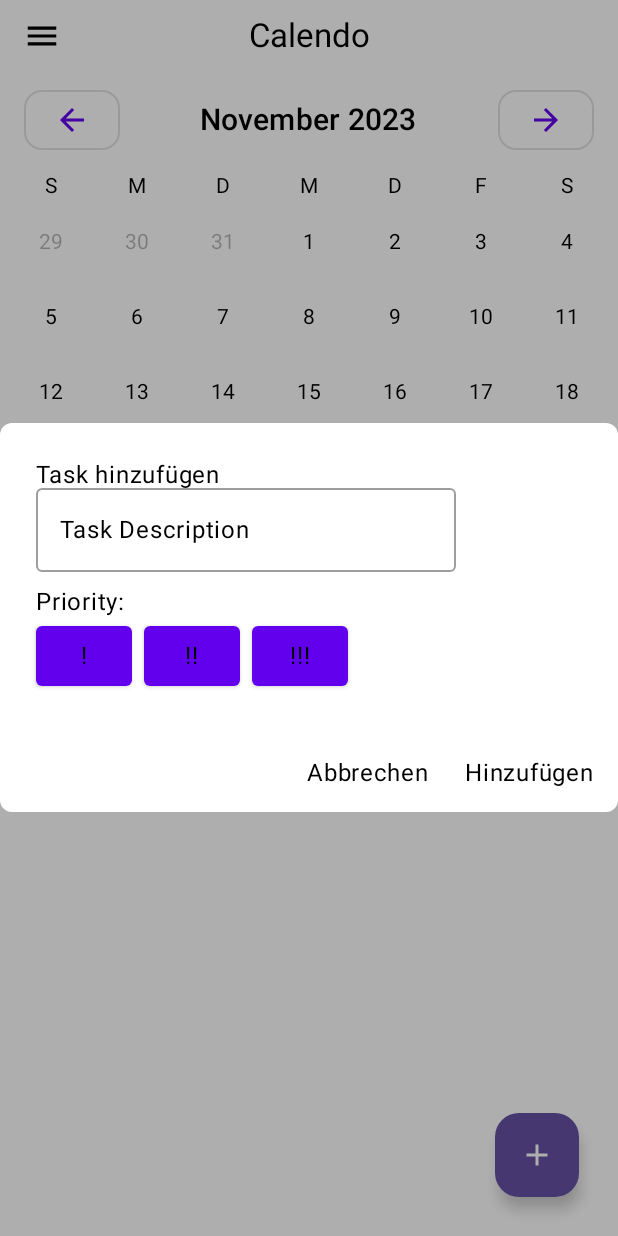
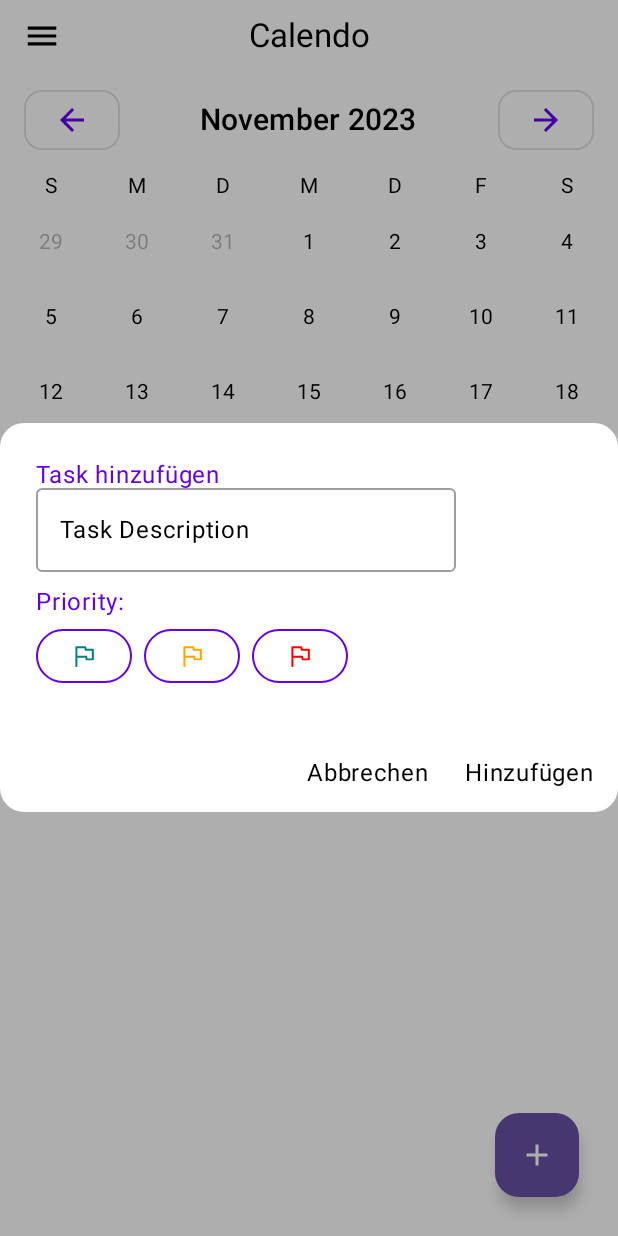
Before and after one commit to AeternumDev/App-Project-One, an Android app built with Jetpack Compose: the screen it shows after launch (MainActivity), after a tap on "Floating action button.", on a phone screen of 412 x 824 dp. Run offline under Robolectric (Android 15) with nearby library versions, the phone set to English and light mode, and no system bars; our stand-ins replace accompanist.

```diff
--- a/app/src/main/java/com/example/taskmaker/MainActivity.kt
+++ b/app/src/main/java/com/example/taskmaker/MainActivity.kt
@@ -8,6 +8,7 @@ import androidx.appcompat.app.AppCompatActivity
 import androidx.compose.animation.core.FastOutSlowInEasing
 import androidx.compose.animation.core.animateFloatAsState
 import androidx.compose.animation.core.tween
+import androidx.compose.foundation.BorderStroke
 import androidx.compose.foundation.clickable
 import androidx.compose.foundation.isSystemInDarkTheme
 import androidx.compose.foundation.layout.*
@@ -33,7 +34,13 @@ import androidx.compose.ui.Modifier
 import androidx.compose.ui.focus.FocusRequester
 import androidx.compose.ui.focus.focusRequester
 import androidx.compose.ui.graphics.Color
+import androidx.compose.ui.graphics.PathFillType
+import androidx.compose.ui.graphics.SolidColor
+import androidx.compose.ui.graphics.StrokeCap
+import androidx.compose.ui.graphics.StrokeJoin
 import androidx.compose.ui.graphics.graphicsLayer
+import androidx.compose.ui.graphics.vector.ImageVector
+import androidx.compose.ui.graphics.vector.path
 import androidx.compose.ui.platform.LocalSoftwareKeyboardController
 import androidx.compose.ui.text.font.FontWeight
 import androidx.compose.ui.tooling.preview.Preview
@@ -130,6 +137,13 @@ class MainActivity : AppCompatActivity() {
         val keyboardController = LocalSoftwareKeyboardController.current
         val focusRequester = remember { FocusRequester() }
 
+        val priorityColor = when (priority) {
+            2 -> Color.Yellow
+            3 -> Color(0xFFFFA500) // Orange
+            4 -> Color(0xFF800000) // Vine Red
+            else -> Color.Gray
+        }
+
         val prioritySymbol = when (priority) {
             2 -> "!"
             3 -> "!!"
@@ -144,7 +158,7 @@ class MainActivity : AppCompatActivity() {
                     onDismiss()
                 },
                 title = {
-                    Text(text = "Task hinzufügen")
+                    Text(text = "Task hinzufügen", color = Color(0xFF6200EE)) // Purple color
                 },
                 text = {
                     Column {
@@ -156,43 +170,53 @@ class MainActivity : AppCompatActivity() {
                             modifier = Modifier.focusRequester(focusRequester)
                         )
                         Spacer(modifier = Modifier.height(8.dp))
-                        Text("Priority:")
+                        Text("Priority:", color = Color(0xFF6200EE)) // Purple color
                         Row {
-                            PriorityButton(priorityLabel = "!", setPriority = { priority = 2 })
-                            PriorityButton(priorityLabel = "!!", setPriority = { priority = 3 })
-                            PriorityButton(priorityLabel = "!!!", setPriority = { priority = 4 })
+                            PriorityButton(
+                                priorityLevel = 2,
+                                currentPriority = priority
+                            ) { priority = 2 }
+                            PriorityButton(
+                                priorityLevel = 3,
+                                currentPriority = priority
+                            ) { priority = 3 }
+                            PriorityButton(
+                                priorityLevel = 4,
+                                currentPriority = priority
+                            ) { priority = 4 }
                         }
                     }
                 },
                 confirmButton = {
                     TextButton(
                         onClick = {
-                            // Concatenate the task description with the priority symbol
-                            val taskWithPriority =
-                                text + if (prioritySymbol.isNotEmpty()) " ($prioritySymbol)" else ""
+                            val taskWithPriority = text + if (priority > 1) " ($priority)" else ""
                             if (taskWithPriority.isNotBlank()) {
                                 onAdd(taskWithPriority)
                                 text = "" // Clear the text field after adding a task
                                 priority = 1 // Reset to default (normal priority)
                             }
                             keyboardController?.hide()
-                        }
+                        },
+                        colors = ButtonDefaults.textButtonColors(contentColor = Color(0xFF6200EE)) // Purple color
                     ) {
                         Text("Hinzufügen")
                     }
                 },
                 dismissButton = {
-                    TextButton(onClick = {
-                        keyboardController?.hide()
-                        onDismiss()
-                    }) {
+                    TextButton(
+                        onClick = {
+                            keyboardController?.hide()
+                            onDismiss()
+                        },
+                        colors = ButtonDefaults.textButtonColors(contentColor = Color(0xFF6200EE)) // Purple color
+                    ) {
                         Text("Abbrechen")
                     }
                 },
-                shape = RoundedCornerShape(8.dp)
+                shape = RoundedCornerShape(16.dp) // More rounded corners
             )
 
-            // Launch effect to request focus and show keyboard
             LaunchedEffect(Unit) {
                 focusRequester.requestFocus()
                 keyboardController?.show()
@@ -201,12 +225,94 @@ class MainActivity : AppCompatActivity() {
     }
 
     @Composable
-    fun PriorityButton(priorityLabel: String, setPriority: () -> Unit) {
-        Button(
+    fun PriorityButton(priorityLevel: Int, currentPriority: Int, setPriority: () -> Unit) {
+        val isSelected = currentPriority == priorityLevel
+        val flagColor = when (priorityLevel) {
+            2 -> Color(color = 0xFF008080)// For priority "!"
+            3 -> Color(0xFFFFA500) // For priority "!!"
+            4 -> Color.Red // For priority "!!!"
+            else -> Color.Gray // No priority or default
+        }
+
+        OutlinedButton(
             onClick = setPriority,
-            modifier = Modifier.padding(end = 8.dp)
+            modifier = Modifier.padding(end = 8.dp),
+            shape = RoundedCornerShape(50), // More rounded corners
+            colors = ButtonDefaults.outlinedButtonColors(
+                backgroundColor = if (isSelected) Color.LightGray else Color.White
+            ),
+            border = BorderStroke(1.dp, Color(0xFF6200EE)) // Purple border
         ) {
-            Text(priorityLabel)
+            if (priorityLevel > 1) { // Show flag only for priorities "!", "!!", and "!!!"
+                Icon(
+                    imageVector = rememberFlag(),
+                    contentDescription = "Priority Flag",
+                    tint = flagColor,
+                    modifier = Modifier.size(20.dp) // Smaller icon size
+                )
+            }
+        }
+    }
+
+    @Composable
+    fun rememberFlag(): ImageVector {
+        return remember {
+            ImageVector.Builder(
+                name = "flag",
+                defaultWidth = 40.0.dp,
+                defaultHeight = 40.0.dp,
+                viewportWidth = 40.0f,
+                viewportHeight = 40.0f
+            ).apply {
+                path(
+                    fill = SolidColor(Color.Black),
+                    fillAlpha = 1f,
+                    stroke = null,
+                    strokeAlpha = 1f,
+                    strokeLineWidth = 1.0f,
+                    strokeLineCap = StrokeCap.Butt,
+                    strokeLineJoin = StrokeJoin.Miter,
+                    strokeLineMiter = 1f,
+                    pathFillType = PathFillType.NonZero
+                ) {
+                    moveTo(9.875f, 34.792f)
+                    quadToRelative(-0.542f, 0f, -0.937f, -0.375f)
+                    quadToRelative(-0.396f, -0.375f, -0.396f, -0.917f)
+                    verticalLineTo(8.208f)
+                    quadToRelative(0f, -0.541f, 0.375f, -0.916f)
+                    reflectiveQuadToRelative(0.958f, -0.375f)
+                    horizontalLineToRelative(11.833f)
+                    quadToRelative(0.459f, 0f, 0.813f, 0.291f)
+                    quadToRelative(0.354f, 0.292f, 0.437f, 0.75f)
+                    lineToRelative(0.542f, 2.417f)
+                    horizontalLineToRelative(8.292f)
+                    quadToRelative(0.583f, 0f, 0.958f, 0.375f)
+                    reflectiveQuadToRelative(0.375f, 0.958f)
+                    verticalLineToRelative(12.834f)
+                    quadToRelative(0f, 0.541f, -0.375f, 0.916f)
+                    reflectiveQuadToRelative(-0.958f, 0.375f)
+                    horizontalLineTo(23.5f)
+                    quadToRelative(-0.5f, 0f, -0.854f, -0.271f)
+                    quadToRelative(-0.354f, -0.27f, -0.438f, -0.77f)
+                    lineToRelative(-0.541f, -2.417f)
+                    horizontalLineTo(11.208f)
+                    verticalLineTo(33.5f)
+                    quadToRelative(0f, 0.542f, -0.396f, 0.917f)
+                    quadToRelative(-0.395f, 0.375f, -0.937f, 0.375f)
+                    close()
+                    moveToRelative(10.958f, -18.417f)
+                    close()
+                    moveToRelative(3.792f, 6.833f)
+                    horizontalLineToRelative(5.833f)
+                    verticalLineTo(13.042f)
+                    horizontalLineToRelative(-9.166f)
+                    lineToRelative(-0.75f, -3.5f)
+                    horizontalLineToRelative(-9.334f)
+                    verticalLineTo(19.75f)
+                    horizontalLineToRelative(12.667f)
+                    close()
+                }
+            }.build()
         }
     }
 
@@ -441,18 +547,32 @@ class MainActivity : AppCompatActivity() {
 
     //Tasklist
     @Composable
-    fun TaskItem(
-        task: String,
-        onDelete: (String) -> Unit,
-        onTaskCompleted: (String) -> Unit
-    ) {
-        val isChecked =
-            remember { mutableStateOf(false) } // State to keep track of the checkmark status
+    fun TaskItem(task: String, onDelete: (String) -> Unit, onTaskCompleted: (String) -> Unit) {
+        // Define the isChecked state here
+        val isChecked = remember { mutableStateOf(false) }
+
+        // Initialize variables for description and priority level
+        var description = task
+        var priorityLevel = 1
+
+        // Check if the task contains priority information and extract it
+        if (task.contains("(") && task.endsWith(")")) {
+            val splitTask = task.split("(", limit = 2)
+            description = splitTask[0]
+            priorityLevel = splitTask[1].dropLast(1).toIntOrNull() ?: 1
+        }
+
+        val flagColor = when (priorityLevel) {
+            2 -> Color(0xFF008080) // Teal for priority "!"
+            3 -> Color(0xFFFFA500) // Orange for priority "!!"
+            4 -> Color.Red         // Red for priority "!!!"
+            else -> Color.Transparent // No priority
+        }
 
         Row(
             modifier = Modifier
                 .fillMaxWidth()
-                .padding(vertical = 3.dp, horizontal = 0.dp)
+                .padding(vertical = 0.dp, horizontal = 0.dp)
         ) {
             // Checkbox with a circle shape
             Checkbox(
@@ -470,11 +590,20 @@ class MainActivity : AppCompatActivity() {
                 modifier = Modifier.padding(end = 8.dp).align(Alignment.CenterVertically)
             )
 
-            val textColor =
-                if (isSystemInDarkTheme()) Color.White else MaterialTheme.colorScheme.onSurface
+            if (flagColor != Color.Transparent) {
+                Icon(
+                    imageVector = rememberFlag(),
+                    contentDescription = "Priority Flag",
+                    tint = flagColor,
+                    modifier = Modifier
+                        .size(20.dp)
+                        .align(Alignment.CenterVertically)
+                )
+            }
+
             Text(
-                text = task,
-                color = textColor,
+                text = description,
+                color = if (isSystemInDarkTheme()) Color.White else MaterialTheme.colorScheme.onSurface,
                 fontSize = 16.sp,
                 modifier = Modifier.align(Alignment.CenterVertically)
             )
```
